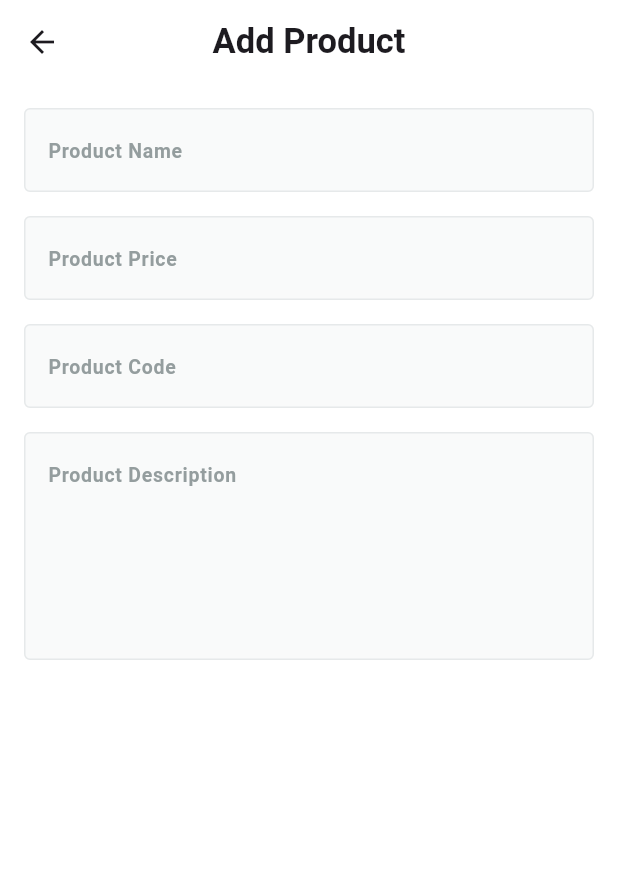
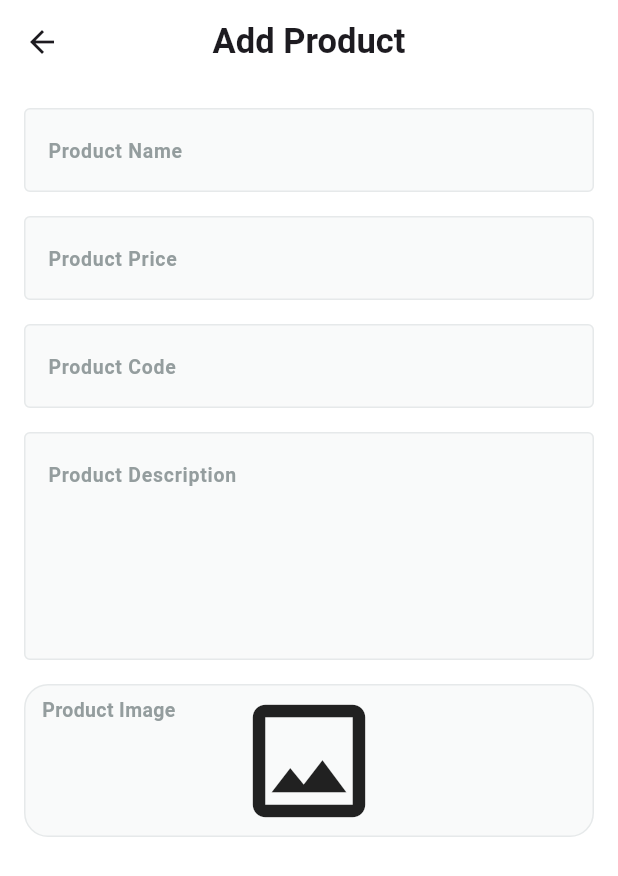
Before and after one commit to Mohamed123-r/fruit-hub-dashboart, a Flutter app: the AddProductView screen opened by its route, on a phone screen of 412 x 824 dp. Shown: the top 876 px of the screen. Run offline on Flutter 3.47's test engine with Material 3 defaults, Android fonts, the phone set to English and light mode, and no system bars; our stand-ins replace firebase_core; accounts and stored records are empty; Roboto replaces fonts that are missing (Cairo).

Commit message:
✨ feat(add_product): Adds image upload UI component

```diff
--- /dev/null
+++ b/lib/feature/add_product/presentation/views/widgets/Image_file.dart
@@ -0,0 +1,50 @@
+import 'package:flutter/material.dart';
+
+import '../../../../../core/utils/app_colors.dart';
+import '../../../../../core/utils/app_text_styles.dart';
+
+class ImageFile extends StatefulWidget {
+  const ImageFile({super.key});
+
+  @override
+  State<ImageFile> createState() => _ImageFileState();
+}
+
+class _ImageFileState extends State<ImageFile> {
+  @override
+  Widget build(BuildContext context) {
+    return InkWell(
+      onTap: () {},
+      child: Stack(
+        children: [
+          Container(
+            width: double.infinity,
+            decoration: BoxDecoration(
+              color: const Color(0xffF9FAFA),
+              borderRadius: BorderRadius.circular(16),
+              border: Border.all(
+                width: 1,
+                color: const Color(
+                  0xffE6E9EA,
+                ),
+              ),
+            ),
+            child: const Icon(
+              Icons.image_outlined,
+              size: 100,
+            ),
+          ),
+          Positioned(
+            left: 12,
+            top: 8,
+            child: Text(
+              "Product Image",
+              style: TextStyles.bodySmallBold
+                  .copyWith(color: AppColors.grayscale400Color),
+            ),
+          ),
+        ],
+      ),
+    );
+  }
+}
--- a/lib/feature/add_product/presentation/views/widgets/add_poduct_view_body.dart
+++ b/lib/feature/add_product/presentation/views/widgets/add_poduct_view_body.dart
@@ -1,5 +1,6 @@
 import 'package:flutter/material.dart';
 import 'package:fruit_hub_dashboart/core/widgets/custom_text_field.dart';
+import 'package:fruit_hub_dashboart/feature/add_product/presentation/views/widgets/Image_file.dart';
 
 class AddProductViewBody extends StatefulWidget {
   const AddProductViewBody({super.key});
@@ -50,6 +51,7 @@ class _AddProductViewBodyState extends State<AddProductViewBody> {
               SizedBox(
                 height: 16,
               ),
+              ImageFile(),
             ]),
           )),
     );
```
